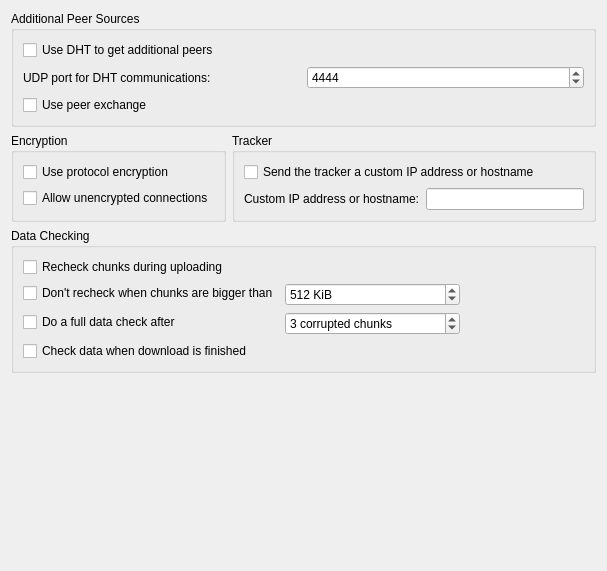
Above: ktorrent/btpref.ui from KDE/ktorrent before the change. Below: the same form after it.
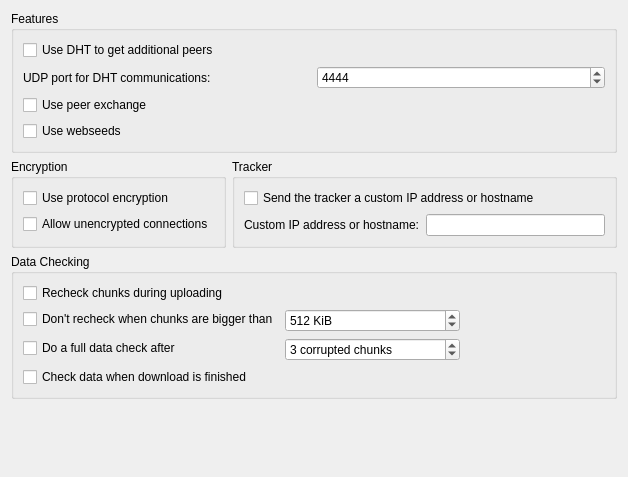
That is the form after the change.

Commit message: WebSeeds can now be disabled and enabled individually and globally

```diff
--- a/ktorrent/btpref.ui
+++ b/ktorrent/btpref.ui
@@ -5,15 +5,15 @@
    <rect>
     <x>0</x>
     <y>0</y>
-    <width>607</width>
-    <height>571</height>
+    <width>628</width>
+    <height>477</height>
    </rect>
   </property>
   <layout class="QVBoxLayout" name="verticalLayout_2" >
    <item>
     <widget class="QGroupBox" name="dhtGroupBox" >
      <property name="title" >
-      <string>Additional Peer Sources</string>
+      <string>Features</string>
      </property>
      <layout class="QVBoxLayout" >
       <item>
@@ -69,6 +69,16 @@
         </property>
        </widget>
       </item>
+      <item>
+       <widget class="QCheckBox" name="kcfg_webseedsEnabled" >
+        <property name="toolTip" >
+         <string>Enable or disable the use of webseeds when they are present in a torrent.</string>
+        </property>
+        <property name="text" >
+         <string>Use webseeds</string>
+        </property>
+       </widget>
+      </item>
      </layout>
     </widget>
    </item>
@@ -154,8 +164,6 @@
      <property name="title" >
       <string>Data Checking</string>
      </property>
-     <layout class="QVBoxLayout" name="_2" >
-      <item>
        <layout class="QHBoxLayout" name="horizontalLayout_2" >
         <item>
          <layout class="QFormLayout" name="formLayout" >
@@ -269,14 +277,6 @@
            </size>
           </property>
          </spacer>
-        </item>
-       </layout>
-      </item>
-      <item>
-       <layout class="QHBoxLayout" name="_3" />
-      </item>
-      <item>
-       <layout class="QHBoxLayout" name="_4" />
       </item>
      </layout>
     </widget>
```
Left out of the diff: 3 changed lines with no effect on the pictures. Lines whose indentation alone changed are shown as unchanged. The commit also changes 17 other files.
